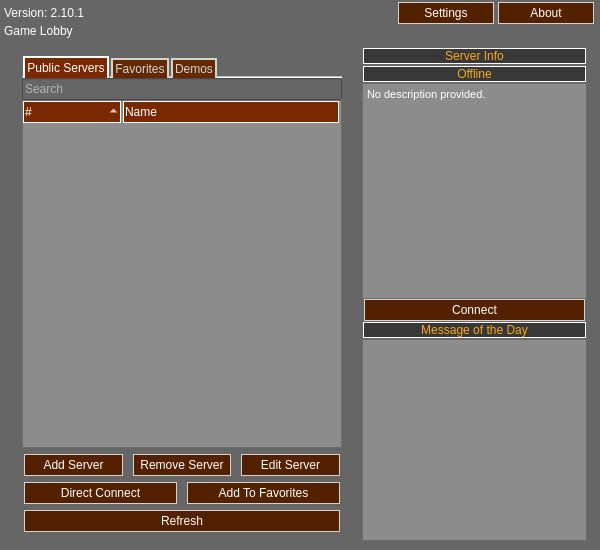
Before: the Qt Designer form resource/ui/lobby.ui in AttorneyOnline/AO2-Client, drawn with Qt 5.
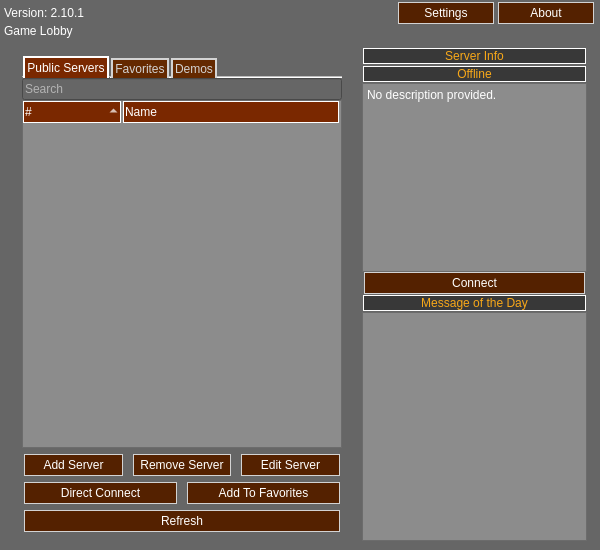
After: the same form once the commit is applied. Icons and pictures are not drawn.

Commit message: remove fonts

Patch:
```diff
--- a/resource/ui/lobby.ui
+++ b/resource/ui/lobby.ui
@@ -556,7 +556,7 @@
            <property name="sizePolicy">
             <sizepolicy hsizetype="Preferred" vsizetype="Preferred">
              <horstretch>0</horstretch>
-             <verstretch>5</verstretch>
+             <verstretch>4</verstretch>
             </sizepolicy>
            </property>
            <layout class="QVBoxLayout" name="verticalLayout_5">
@@ -626,8 +626,8 @@
 hr { height: 1px; border-width: 0; }
 li.unchecked::marker { content: &quot;\2610&quot;; }
 li.checked::marker { content: &quot;\2612&quot;; }
-&lt;/style&gt;&lt;/head&gt;&lt;body style=&quot; font-family:'Segoe UI'; font-size:9pt; font-weight:400; font-style:normal;&quot;&gt;
-&lt;p style=&quot; margin-top:0px; margin-bottom:0px; margin-left:0px; margin-right:0px; -qt-block-indent:0; text-indent:0px;&quot;&gt;&lt;span style=&quot; font-family:'MS Shell Dlg 2'; font-size:8.25pt;&quot;&gt;No description provided.&lt;/span&gt;&lt;/p&gt;&lt;/body&gt;&lt;/html&gt;</string>
+&lt;/style&gt;&lt;/head&gt;&lt;body &gt;
+&lt;p style=&quot; margin-top:0px; margin-bottom:0px; margin-left:0px; margin-right:0px; -qt-block-indent:0; text-indent:0px;&quot;&gt;&lt;span &gt;No description provided.&lt;/span&gt;&lt;/p&gt;&lt;/body&gt;&lt;/html&gt;</string>
               </property>
              </widget>
             </item>
@@ -697,8 +697,8 @@
 hr { height: 1px; border-width: 0; }
 li.unchecked::marker { content: &quot;\2610&quot;; }
 li.checked::marker { content: &quot;\2612&quot;; }
-&lt;/style&gt;&lt;/head&gt;&lt;body style=&quot; font-family:'Segoe UI'; font-size:9pt; font-weight:400; font-style:normal;&quot;&gt;
-&lt;p style=&quot;-qt-paragraph-type:empty; margin-top:0px; margin-bottom:0px; margin-left:0px; margin-right:0px; -qt-block-indent:0; text-indent:0px; font-family:'MS Shell Dlg 2'; font-size:8.25pt;&quot;&gt;&lt;br /&gt;&lt;/p&gt;&lt;/body&gt;&lt;/html&gt;</string>
+&lt;/style&gt;&lt;/head&gt;&lt;body&gt;
+&lt;p style=&quot;-qt-paragraph-type:empty; margin-top:0px; margin-bottom:0px; margin-left:0px; margin-right:0px; -qt-block-indent:0; text-indent:0px; &quot;&gt;&lt;br /&gt;&lt;/p&gt;&lt;/body&gt;&lt;/html&gt;</string>
               </property>
               <property name="openExternalLinks">
                <bool>true</bool>
```
Left out of the diff: 13 changed lines with no effect on the pictures.
